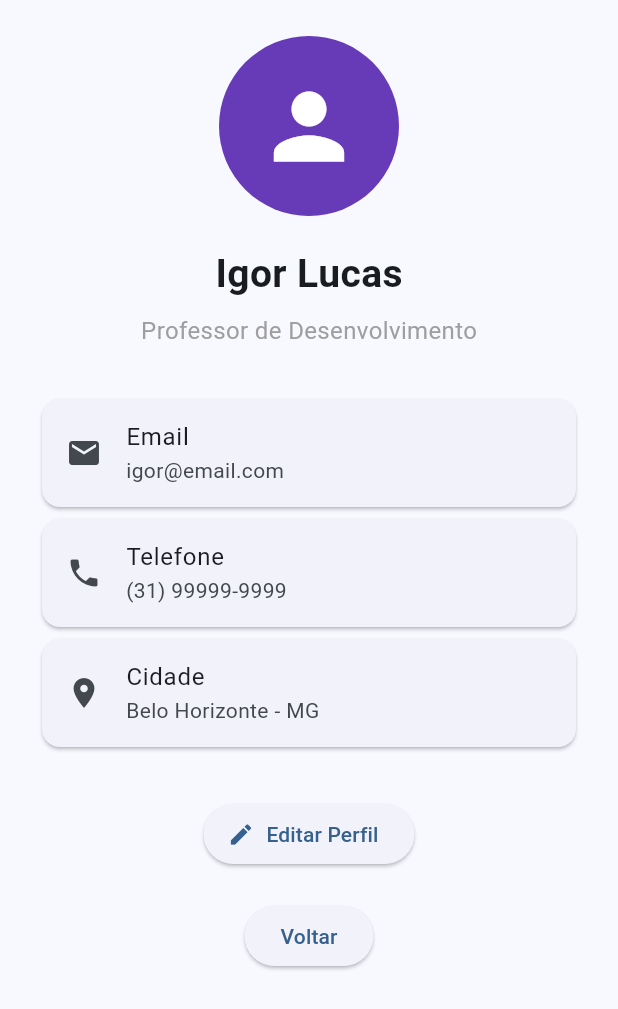
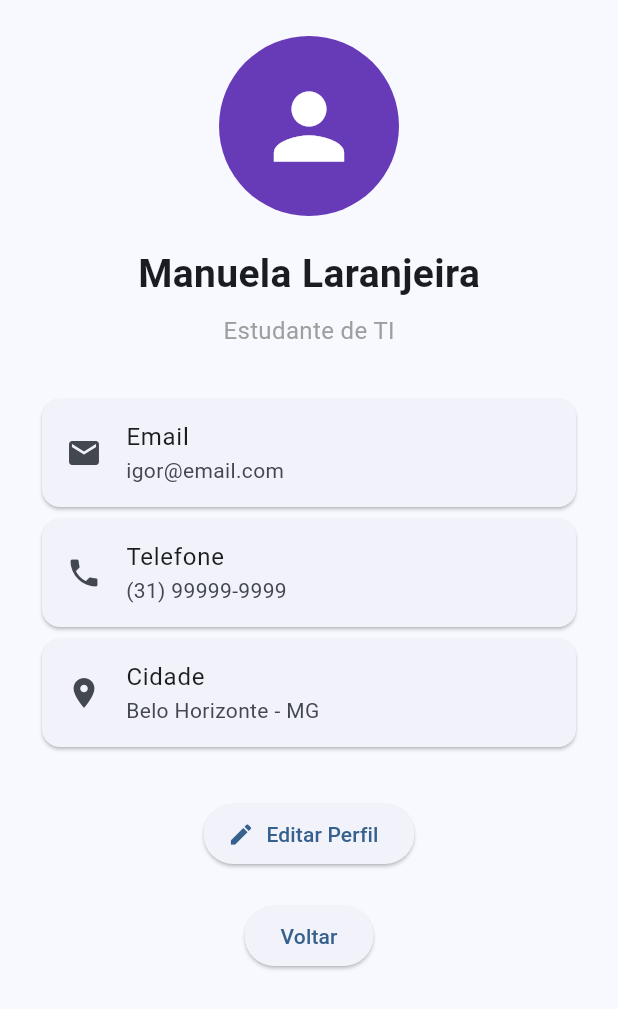
Before and after one commit to laranjeira1431/framework_atv2, a Flutter app: the TelaPerfil screen opened directly, on a phone screen of 412 x 824 dp. Shown: the top 1009 px of the screen. Run offline on Flutter 3.47's test engine with Material 3 defaults, Android fonts, the phone set to English and light mode, and no system bars; our stand-ins replace device_preview.

Commit message:
Modificacao tela perfil

```diff
--- a/lib/pages/tela_perfil.dart
+++ b/lib/pages/tela_perfil.dart
@@ -22,7 +22,7 @@ class TelaPerfil extends StatelessWidget {
             ),
             const SizedBox(height: 20),
             const Text(
-              'Igor Lucas',
+              'Manuela Laranjeira',
               style: TextStyle(
                 fontSize: 26,
                 fontWeight: FontWeight.bold,
@@ -30,7 +30,7 @@ class TelaPerfil extends StatelessWidget {
             ),
             const SizedBox(height: 8),
             const Text(
-              'Professor de Desenvolvimento',
+              'Estudante de TI',
               style: TextStyle(
                 fontSize: 16,
                 color: Colors.grey,
```
